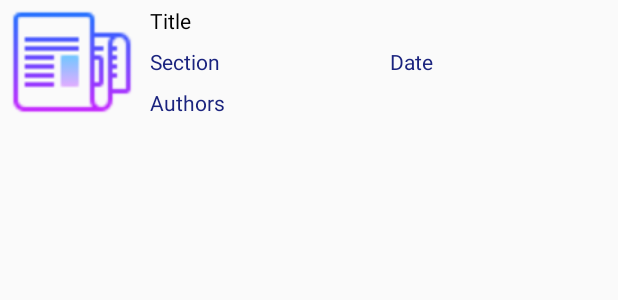
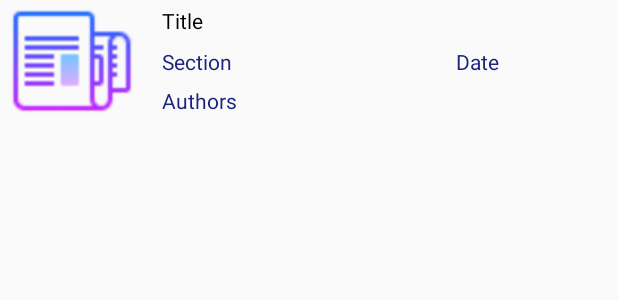
Before and after one commit to sun-strider/NewsApp, an Android app: the layout story_list_item.xml on its own in the app's theme, with its tools: preview values and no code run, on a phone screen of 412 x 824 dp. Shown: the top 300 px of the screen. Run offline under Robolectric (Android 15) with nearby library versions, the phone set to English and light mode, and no system bars.

Commit message:
Some constraint changes to the list items

```diff
--- a/app/src/main/res/layout/story_list_item.xml
+++ b/app/src/main/res/layout/story_list_item.xml
@@ -22,44 +22,59 @@
 
     <TextView
         android:id="@+id/story_title"
-        android:layout_width="280dp"
+        android:layout_width="0dp"
         android:layout_height="wrap_content"
+        android:layout_marginLeft="8dp"
+        android:layout_marginRight="8dp"
+        android:layout_marginTop="0dp"
         android:padding="@dimen/standard_padding"
         android:text="Title"
         android:textColor="@color/textColorTitle"
+        app:layout_constraintHorizontal_bias="0.0"
         app:layout_constraintLeft_toRightOf="@+id/story_thumbnail"
+        app:layout_constraintRight_toRightOf="parent"
         app:layout_constraintTop_toTopOf="parent" />
 
     <TextView
         android:id="@+id/story_section"
-        android:layout_width="160dp"
+        android:layout_width="0dp"
         android:layout_height="wrap_content"
         android:padding="@dimen/standard_padding"
         android:text="Section"
         android:textColor="@color/textColorSecondaryText"
         app:layout_constraintTop_toBottomOf="@+id/story_title"
-        app:layout_constraintLeft_toRightOf="@+id/story_thumbnail" />
+        app:layout_constraintLeft_toRightOf="@+id/story_thumbnail"
+        android:layout_marginLeft="8dp"
+        android:layout_marginTop="0dp" />
 
     <TextView
         android:id="@+id/story_author"
-        android:layout_width="160dp"
+        android:layout_width="0dp"
         android:layout_height="wrap_content"
         android:padding="@dimen/standard_padding"
         android:text="Authors"
         android:textColor="@color/textColorSecondaryText"
         app:layout_constraintTop_toBottomOf="@+id/story_section"
-        app:layout_constraintLeft_toRightOf="@+id/story_thumbnail" />
+        app:layout_constraintLeft_toRightOf="@+id/story_thumbnail"
+        android:layout_marginLeft="8dp"
+        android:layout_marginTop="-1dp"
+        android:layout_marginRight="8dp"
+        app:layout_constraintHorizontal_bias="0.0"
+        app:layout_constraintRight_toRightOf="parent" />
 
     <TextView
         android:id="@+id/story_date"
-        android:layout_width="120dp"
+        android:layout_width="104dp"
         android:layout_height="wrap_content"
+        android:layout_marginLeft="8dp"
+        android:layout_marginRight="8dp"
+        android:layout_marginTop="0dp"
         android:padding="@dimen/standard_padding"
         android:text="Date"
         android:textColor="@color/textColorSecondaryText"
-        app:layout_constraintLeft_toRightOf="@+id/story_author"
+        app:layout_constraintLeft_toRightOf="@+id/story_section"
+        app:layout_constraintRight_toRightOf="parent"
         app:layout_constraintTop_toBottomOf="@+id/story_title"
-        android:layout_marginLeft="0dp"
-        android:layout_marginTop="0dp" />
+        app:layout_constraintHorizontal_bias="1.0" />
 
 </android.support.constraint.ConstraintLayout>
```
